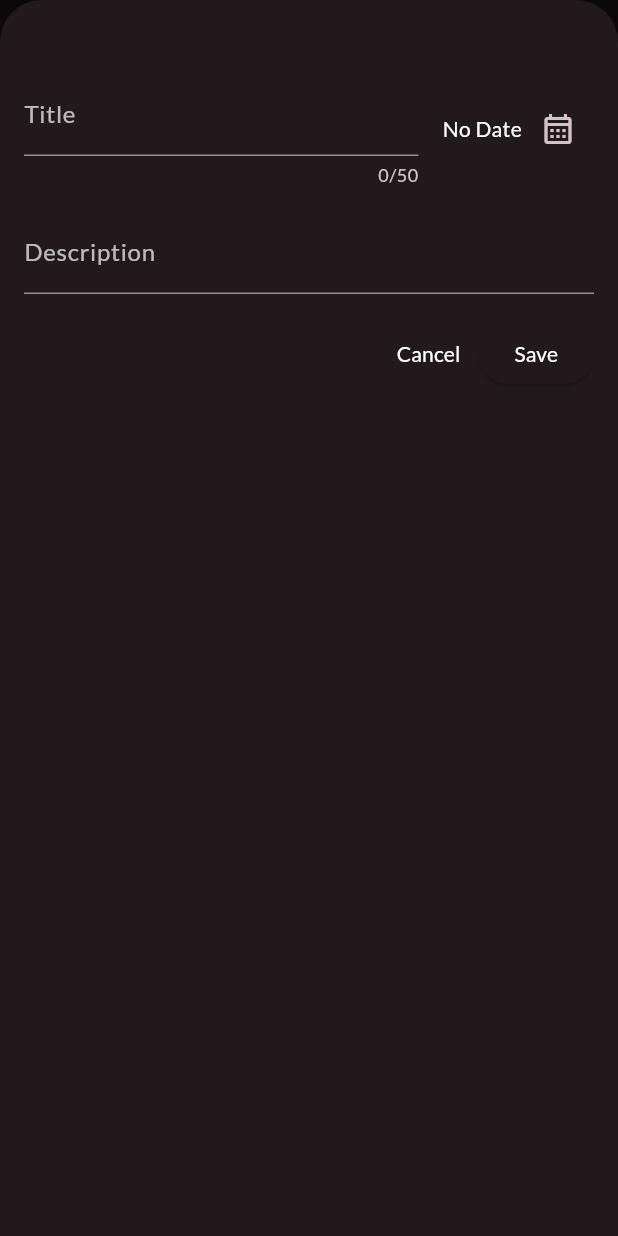
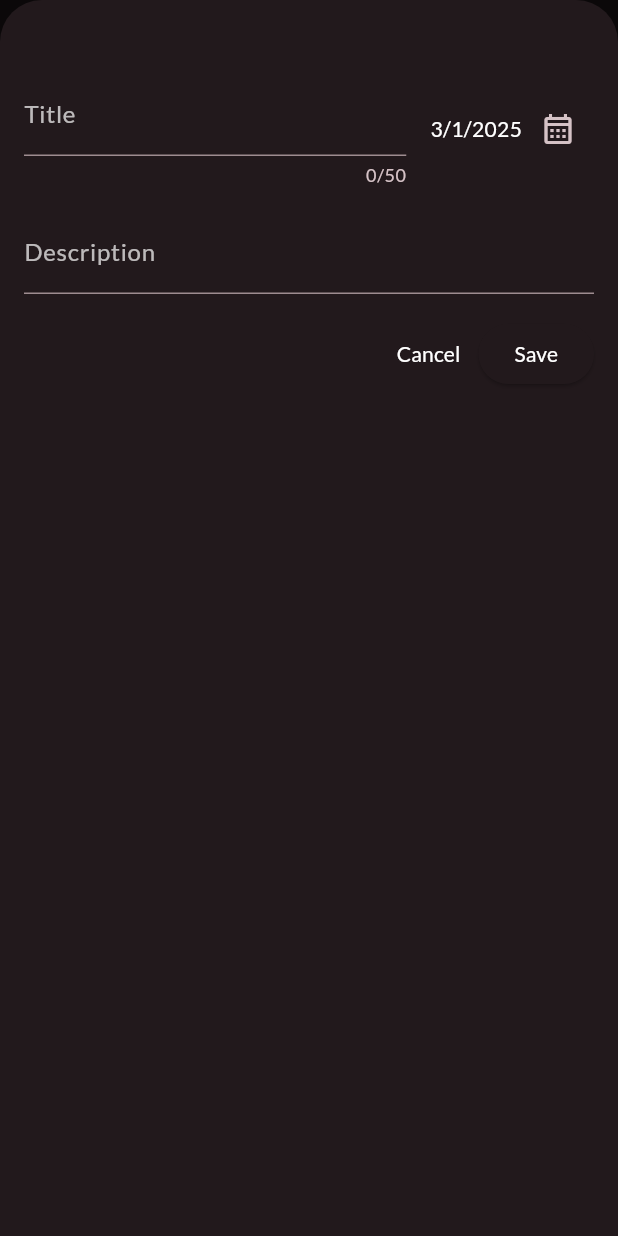
Before and after one commit to MuhammadAhmadd1/Notes-app, a Flutter app: the screen it shows after launch, after a tap on the "add" icon, on a phone screen of 412 x 824 dp. Run offline on Flutter 3.47's test engine with Material 3 defaults, Android fonts, the phone set to English and light mode, and no system bars; our stand-ins replace google_fonts.

Commit message:
Scrollable notes screen

```diff
--- a/lib/screen/notes_screen.dart
+++ b/lib/screen/notes_screen.dart
@@ -15,6 +15,7 @@ class NotesScreen extends StatelessWidget {
       ),
       body: Padding(
         padding: const EdgeInsets.all(16.0),
+        child: SingleChildScrollView(
           child: Column(
             crossAxisAlignment: CrossAxisAlignment.start,
             children: [
@@ -36,6 +37,7 @@ class NotesScreen extends StatelessWidget {
             ],
           ),
         ),
+      ),
     );
   }
 }
--- a/lib/widget/expenses_list/new_notes.dart
+++ b/lib/widget/expenses_list/new_notes.dart
@@ -12,7 +12,7 @@ class NewNotes extends StatefulWidget {
 class _NewExpenseState extends State<NewNotes> {
   final _titleController = TextEditingController();
   final _descriptionController = TextEditingController();
-  DateTime? _selectedDate;
+  DateTime? _selectedDate = DateTime.now();
 
   void _presentDatePicker() async {
     final now = DateTime.now();
@@ -56,8 +56,7 @@ class _NewExpenseState extends State<NewNotes> {
   void _submitExpenseData() {
     // Check if title and description are empty (validation)
     if (_titleController.text.trim().isEmpty ||
-        _descriptionController.text.trim().isEmpty ||
-        _selectedDate == null) {
+        _descriptionController.text.trim().isEmpty) {
       _showDialog();
       return;
     }
@@ -86,6 +85,7 @@ class _NewExpenseState extends State<NewNotes> {
       child: SingleChildScrollView(
         child: Padding(
           padding: const EdgeInsets.fromLTRB(16, 48, 16, 16),
+          child: Expanded(
             child: Column(
               children: [
                 // Title Field with Date Picker
@@ -109,9 +109,7 @@ class _NewExpenseState extends State<NewNotes> {
                       mainAxisAlignment: MainAxisAlignment.spaceBetween,
                       children: [
                         Text(
-                        _selectedDate == null
-                            ? 'No Date'
-                            : formatter.format(_selectedDate!),
+                          formatter.format(_selectedDate!),
                           style: const TextStyle(color: Colors.white),
                         ),
                         IconButton(
@@ -166,6 +164,7 @@ class _NewExpenseState extends State<NewNotes> {
             ),
           ),
         ),
+      ),
     );
   }
 }
--- a/lib/widget/expenses_list/notes_card_display.dart
+++ b/lib/widget/expenses_list/notes_card_display.dart
@@ -37,7 +37,6 @@ class NotesCardDisplay extends StatelessWidget {
                       child: Text(
                         expense.description,
                         maxLines: 1,
-                        textAlign: TextAlign.start,
                         softWrap: true,
                         overflow: TextOverflow.ellipsis,
                         style: Theme.of(context).textTheme.bodyMedium!.copyWith(
```
Lines whose indentation alone changed are shown as unchanged.
